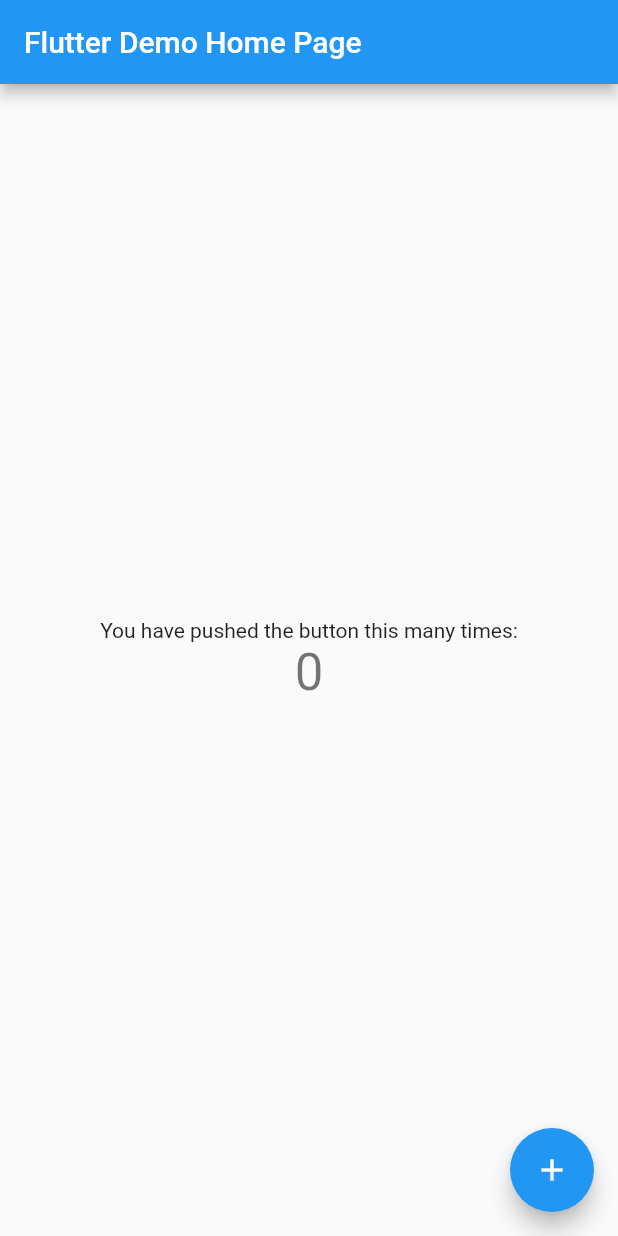
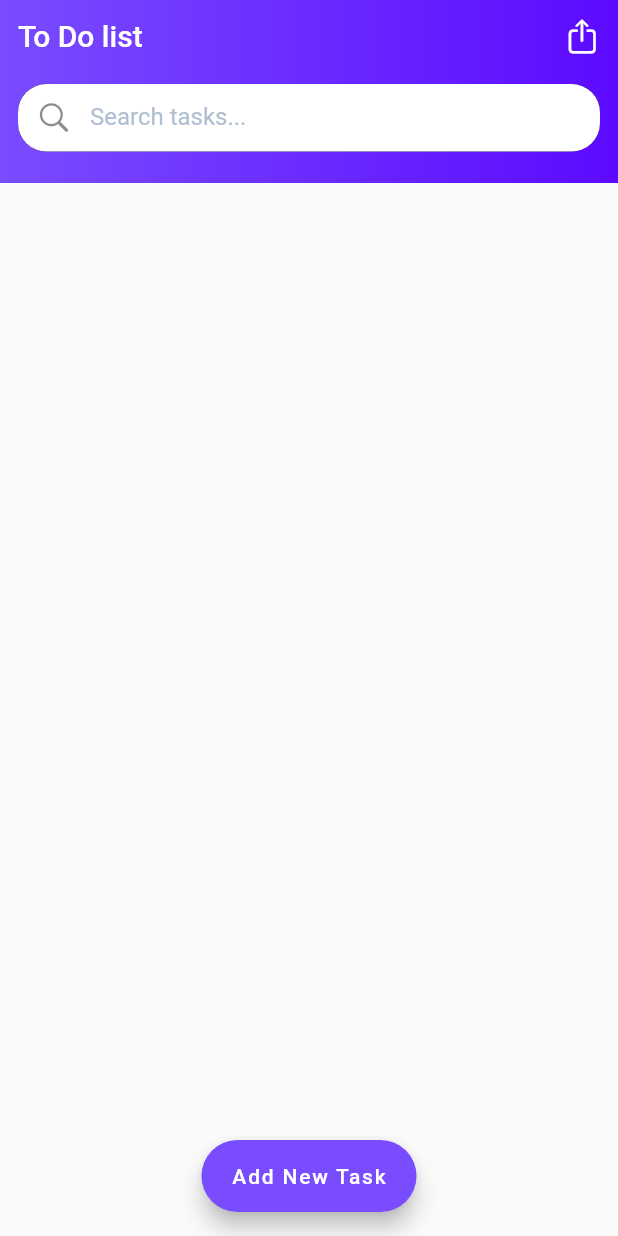
Before and after one commit to SaeedNoshadi89/todo_app, a Flutter app: the screen it shows after launch, on a phone screen of 412 x 824 dp. Run offline on Flutter 3.47's test engine with Material 2 defaults, Android fonts, the phone set to English and light mode, and no system bars; our stand-ins replace hive_flutter; accounts and stored records are empty.

Commit message:
implement hive db and search box in To Do List screen

```diff
--- /dev/null
+++ b/lib/db/model/task.dart
@@ -0,0 +1,23 @@
+
+import 'package:hive_flutter/adapters.dart';
+part 'task.g.dart';
+
+@HiveType(typeId: 0)
+class Task extends HiveObject {
+  @HiveField(0)
+  String name = '';
+  @HiveField(1)
+  bool isCompleted = false;
+  @HiveField(2)
+  Priority priority = Priority.low;
+}
+
+@HiveType(typeId: 1)
+enum Priority{
+  @HiveField(0)
+  low,
+  @HiveField(1)
+  normal,
+  @HiveField(2)
+  high
+}
--- a/lib/main.dart
+++ b/lib/main.dart
@@ -1,8 +1,21 @@
+import 'package:flutter/cupertino.dart';
 import 'package:flutter/material.dart';
+import 'package:hive_flutter/hive_flutter.dart';
+import 'package:todo_app/db/model/task.dart';
 
-void main() {
+const taskBoxName = 'tasks';
+
+void main() async {
+  await Hive.initFlutter();
+  Hive.registerAdapter(TaskAdapter());
+  Hive.registerAdapter(PriorityAdapter());
+  await Hive.openBox<Task>(taskBoxName);
+
   runApp(const MyApp());
 }
+
+const primaryColor = Color(0xff794CFF);
+const primaryContainerColor = Color(0xff5C0AFF);
 
 class MyApp extends StatelessWidget {
   const MyApp({super.key});
@@ -10,106 +23,158 @@ class MyApp extends StatelessWidget {
   // This widget is the root of your application.
   @override
   Widget build(BuildContext context) {
+    const primaryTextColor = Color(0xff1D2830);
+    const secondaryTextColor = Color(0xffAFBED0);
     return MaterialApp(
       title: 'Flutter Demo',
       theme: ThemeData(
-        // This is the theme of your application.
-        //
-        // Try running your application with "flutter run". You'll see the
-        // application has a blue toolbar. Then, without quitting the app, try
-        // changing the primarySwatch below to Colors.green and then invoke
-        // "hot reload" (press "r" in the console where you ran "flutter run",
-        // or simply save your changes to "hot reload" in a Flutter IDE).
-        // Notice that the counter didn't reset back to zero; the application
-        // is not restarted.
-        primarySwatch: Colors.blue,
+        inputDecorationTheme: const InputDecorationTheme(
+            labelStyle: TextStyle(color: secondaryTextColor),
+            iconColor: secondaryTextColor),
+        colorScheme: const ColorScheme.light(
+            primary: primaryColor,
+            primaryContainer: primaryContainerColor,
+            background: Color(0xffF3F5F8),
+            onSurface: primaryTextColor,
+            onPrimary: Colors.white,
+            onBackground: secondaryTextColor,
+            secondary: primaryColor,
+            onSecondary: Colors.white),
       ),
-      home: const MyHomePage(title: 'Flutter Demo Home Page'),
+      home: const TaskListScreen(),
+      debugShowCheckedModeBanner: false,
     );
   }
 }
 
-class MyHomePage extends StatefulWidget {
-  const MyHomePage({super.key, required this.title});
-
-  // This widget is the home page of your application. It is stateful, meaning
-  // that it has a State object (defined below) that contains fields that affect
-  // how it looks.
-
-  // This class is the configuration for the state. It holds the values (in this
-  // case the title) provided by the parent (in this case the App widget) and
-  // used by the build method of the State. Fields in a Widget subclass are
-  // always marked "final".
-
-  final String title;
-
-  @override
-  State<MyHomePage> createState() => _MyHomePageState();
-}
-
-class _MyHomePageState extends State<MyHomePage> {
-  int _counter = 0;
-
-  void _incrementCounter() {
-    setState(() {
-      // This call to setState tells the Flutter framework that something has
-      // changed in this State, which causes it to rerun the build method below
-      // so that the display can reflect the updated values. If we changed
-      // _counter without calling setState(), then the build method would not be
-      // called again, and so nothing would appear to happen.
-      _counter++;
-    });
-  }
+class TaskListScreen extends StatelessWidget {
+  const TaskListScreen({super.key});
 
   @override
   Widget build(BuildContext context) {
-    // This method is rerun every time setState is called, for instance as done
-    // by the _incrementCounter method above.
-    //
-    // The Flutter framework has been optimized to make rerunning build methods
-    // fast, so that you can just rebuild anything that needs updating rather
-    // than having to individually change instances of widgets.
+    final box = Hive.box<Task>(taskBoxName);
+    final themeData = Theme.of(context);
     return Scaffold(
-      appBar: AppBar(
-        // Here we take the value from the MyHomePage object that was created by
-        // the App.build method, and use it to set our appbar title.
-        title: Text(widget.title),
-      ),
-      body: Center(
-        // Center is a layout widget. It takes a single child and positions it
-        // in the middle of the parent.
+      floatingActionButtonLocation: FloatingActionButtonLocation.centerFloat,
+      floatingActionButton: FloatingActionButton.extended(
+          onPressed: () {
+            Navigator.of(context).push(
+                MaterialPageRoute(builder: (context) => EditTaskScreen()));
+          },
+          label: const Text('Add New Task')),
+      body: SafeArea(
         child: Column(
-          // Column is also a layout widget. It takes a list of children and
-          // arranges them vertically. By default, it sizes itself to fit its
-          // children horizontally, and tries to be as tall as its parent.
-          //
-          // Invoke "debug painting" (press "p" in the console, choose the
-          // "Toggle Debug Paint" action from the Flutter Inspector in Android
-          // Studio, or the "Toggle Debug Paint" command in Visual Studio Code)
-          // to see the wireframe for each widget.
-          //
-          // Column has various properties to control how it sizes itself and
-          // how it positions its children. Here we use mainAxisAlignment to
-          // center the children vertically; the main axis here is the vertical
-          // axis because Columns are vertical (the cross axis would be
-          // horizontal).
-          mainAxisAlignment: MainAxisAlignment.center,
-          children: <Widget>[
-            const Text(
-              'You have pushed the button this many times:',
+          children: [
+            Container(
+              height: 122,
+              decoration: BoxDecoration(
+                gradient: LinearGradient(
+                  colors: [
+                    themeData.colorScheme.primary,
+                    themeData.colorScheme.primaryContainer,
+                  ],
+                ),
+              ),
+              child: Padding(
+                padding: const EdgeInsets.all(12.0),
+                child: Column(
+                  children: [
+                    Row(
+                      mainAxisAlignment: MainAxisAlignment.spaceBetween,
+                      children: [
+                        Text(
+                          'To Do list',
+                          style: themeData.textTheme.titleLarge
+                              ?.apply(color: themeData.colorScheme.onPrimary),
+                        ),
+                        Icon(
+                          CupertinoIcons.share,
+                          color: themeData.colorScheme.onPrimary,
+                        )
+                      ],
+                    ),
+                    const SizedBox(
+                      height: 20.0,
+                    ),
+                    Container(
+                      height: 45.0,
+                      width: double.infinity,
+                      decoration: BoxDecoration(
+                          borderRadius: BorderRadius.circular(19.0),
+                          color: themeData.colorScheme.onPrimary,
+                          boxShadow: [
+                            BoxShadow(color: Colors.black.withOpacity(1))
+                          ]),
+                      child: const TextField(
+                        decoration: InputDecoration(
+                            prefixIcon: Icon(CupertinoIcons.search),
+                            label: Text('Search tasks...'),
+                            border: InputBorder.none),
+                      ),
+                    ),
+                  ],
+                ),
+              ),
             ),
-            Text(
-              '$_counter',
-              style: Theme.of(context).textTheme.headlineMedium,
+            Expanded(
+              child: ValueListenableBuilder<Box<Task>>(
+                valueListenable: box.listenable(),
+                builder: (context, values, child) {
+                  return ListView.builder(
+                      itemCount: values.values.length,
+                      itemBuilder: (context, index) {
+                        final Task task = box.values.toList()[index];
+                        return Container(
+                          child: Text(
+                            task.name,
+                            style: const TextStyle(fontSize: 24),
+                          ),
+                        );
+                      });
+                },
+              ),
             ),
           ],
         ),
       ),
-      floatingActionButton: FloatingActionButton(
-        onPressed: _incrementCounter,
-        tooltip: 'Increment',
-        child: const Icon(Icons.add),
-      ), // This trailing comma makes auto-formatting nicer for build methods.
     );
   }
 }
+
+class EditTaskScreen extends StatelessWidget {
+  final TextEditingController _controller = TextEditingController();
+
+  EditTaskScreen({super.key});
+
+  @override
+  Widget build(BuildContext context) {
+    return Scaffold(
+      appBar: AppBar(
+        title: const Text('Edit task'),
+      ),
+      floatingActionButton: FloatingActionButton.extended(
+          onPressed: () {
+            final task = Task();
+            task.name = _controller.text;
+            task.priority = Priority.low;
+            if (task.isInBox) {
+              task.save();
+            } else {
+              final Box<Task> box = Hive.box(taskBoxName);
+              box.add(task);
+            }
+            Navigator.of(context).pop();
+          },
+          label: const Text('Save Changes')),
+      body: Column(
+        children: [
+          TextField(
+            controller: _controller,
+            decoration:
+                const InputDecoration(label: Text('Add a task for today...')),
+          )
+        ],
+      ),
+    );
+  }
+}
--- a/pubspec.yaml
+++ b/pubspec.yaml
@@ -40,7 +40,8 @@ dependencies:
 dev_dependencies:
   flutter_test:
     sdk: flutter
-
+  hive_generator: ^2.0.0
+  build_runner: ^2.3.3
   # The "flutter_lints" package below contains a set of recommended lints to
   # encourage good coding practices. The lint set provided by the package is
   # activated in the `analysis_options.yaml` file located at the root of your
```
Also changed, not shown: lib/db/model/task.g.dart (added), pubspec.lock, 3 other files.
